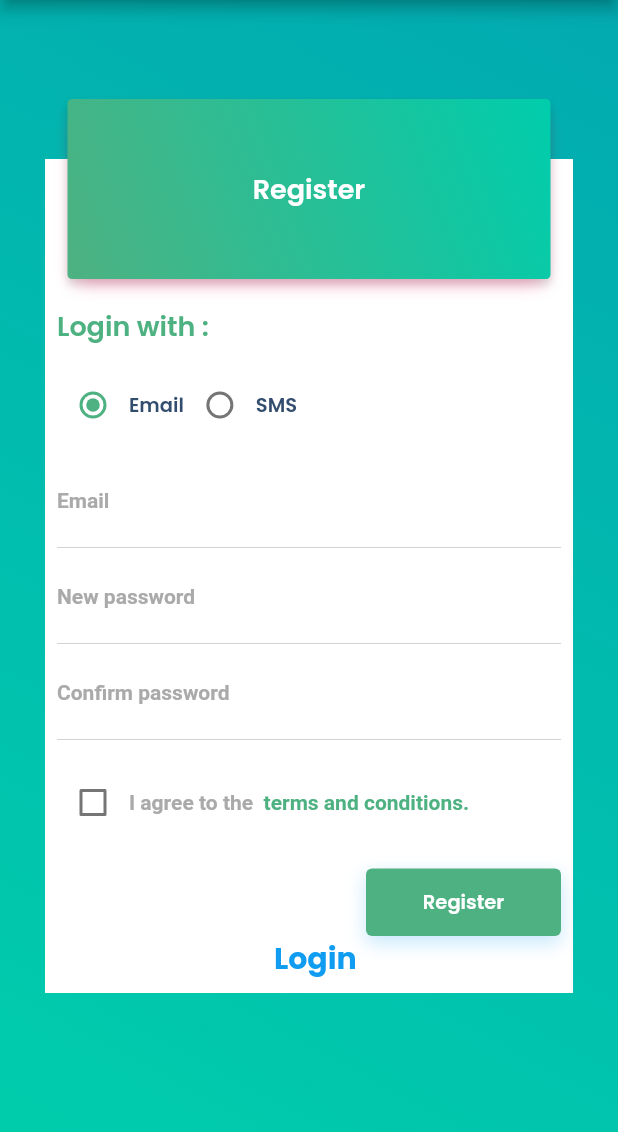
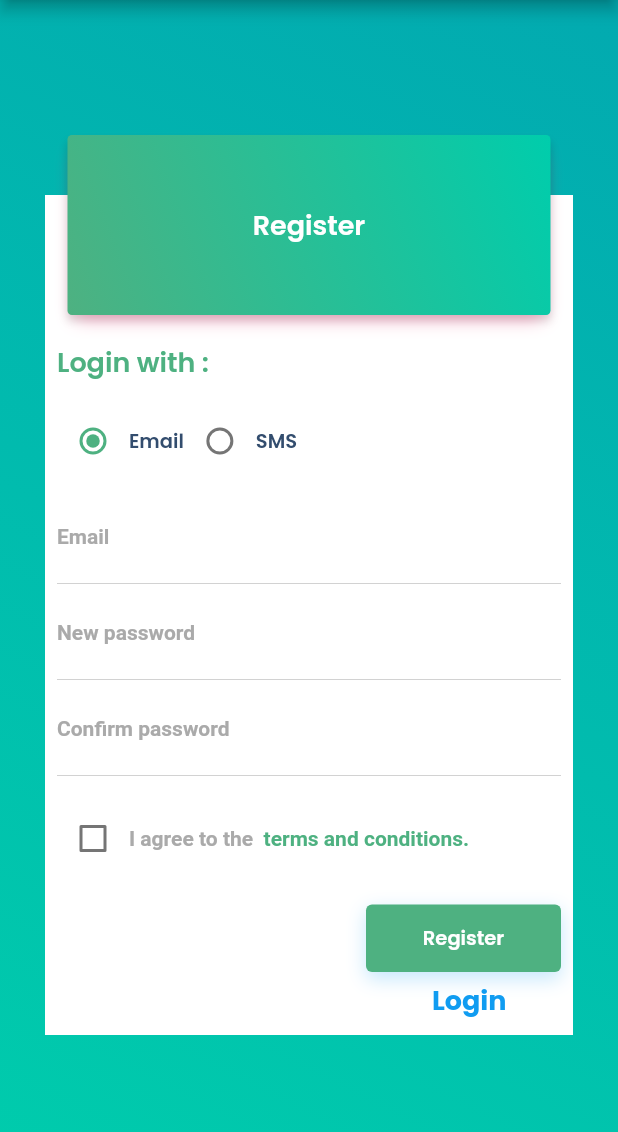
Before and after one commit to silvereds/highway, a Flutter app: the screen it shows after launch, after a tap on "Next", on a phone screen of 412 x 824 dp, the part 84-1216 px from its top. Run offline on Flutter 3.47's test engine with Material 2 defaults, Android fonts, the phone set to English and light mode, and no system bars; our stand-ins replace device_preview, intl_phone_number_input, pie_chart, pin_code_fields, sqflite; accounts and stored records are empty.

Commit message:
Fix || Register, login, create password screens

```diff
--- a/lib/main.dart
+++ b/lib/main.dart
@@ -1,24 +1,27 @@
 import 'package:flutter/material.dart';
 import 'package:mobile/shared/routes.dart';
 import 'package:mobile/views/Company_profile.dart';
-import 'package:mobile/views/Create_password.dart';
+import 'package:mobile/views/Verify_passcode_page.dart';
 import 'package:mobile/views/dashboard.dart';
 import 'package:mobile/views/register_page.dart';
 import 'package:mobile/views/splash_screen_page.dart';
 import 'package:device_preview/device_preview.dart';
+import 'package:mobile/views/Login_page.dart';
 
 
 
 
 void main() {
   runApp(MyApp());
-  runApp(
 
-     DevicePreview(
 
-    builder: (context) => MyApp(), // Wrap your app
-  ),
-);//<-- Comment  this line  if you want to run without Device preview
+//   runApp(
+
+//      DevicePreview(
+
+//     builder: (context) => MyApp(), // Wrap your app
+//   ),
+// );//<-- Comment  this line  if you want to run without Device preview
 }
 
 class MyApp extends StatelessWidget {
@@ -34,14 +37,15 @@ class MyApp extends StatelessWidget {
       ),
 
 
-      initialRoute: AppRoutes.splashScreenPage,
+      initialRoute:      AppRoutes.splashScreenPage,
 
       routes: {
         AppRoutes.splashScreenPage: (context) => SplashScreenPage(),
         AppRoutes.registerPage: (context) => RegisterPage(),
-        AppRoutes.loginPage: (context) => CompanyProfileView(),
+        AppRoutes.loginPage: (context) =>  LoginPage(),
         AppRoutes.dashboard: (context) => DashBoard(),
-        AppRoutes.createPassword: (context) => CreatePassword(),
+        AppRoutes.verifyPasscodePage: (context) => VerifyPasscodePage(),
+
 
 
       },
--- a/lib/shared/routes.dart
+++ b/lib/shared/routes.dart
@@ -6,4 +6,5 @@ class AppRoutes {
 
   static final createPassword = '/createPassword';
   static final verifyPasscodePage = '/verifyPasscode';
+
 }
--- a/lib/views/register_page.dart
+++ b/lib/views/register_page.dart
@@ -58,7 +58,10 @@ class _RegisterPageState extends State<RegisterPage> {
         ),
         centerTitle: true,
       ),
-      body: Container(
+      body: SingleChildScrollView(
+              child: Container(
+              height: 820,
+           width: 800,
           decoration: BoxDecoration(
               gradient: LinearGradient(
                   begin: Alignment.topRight,
@@ -73,10 +76,9 @@ class _RegisterPageState extends State<RegisterPage> {
               // alignment: AlignmentDirectional.center,
               clipBehavior: Clip.none,
               children: [
-              SingleChildScrollView(
-                child: Container(
+                Container(
                   width: MediaQuery.of(context).size.width,
-                  // height: 423,
+                  height: 560,
                   decoration: BoxDecoration(
                     color: Colors.white,
                   ),
@@ -251,11 +253,12 @@ class _RegisterPageState extends State<RegisterPage> {
                         SizedBox(
                           height: 20,
                         ),
-                        Column(
+                        Container(
+                          alignment: Alignment.bottomRight,
+                        child: Column(
                           children: [
                             Container(
-                              alignment: Alignment.bottomRight,
-                              child: Container(
+
                                 decoration: BoxDecoration(
                                   color: Color(
                                     0xff4eb181,
@@ -309,7 +312,7 @@ class _RegisterPageState extends State<RegisterPage> {
                                           .firstTimeLogin(
                                               authCredentials, authType)
                                           .then((result) => {
-                                                if (result == "success")
+                                                if (result == "success" && this.checkOption == true )
                                                   {
                                                     Navigator.pushNamed(
                                                         context,
@@ -337,32 +340,41 @@ class _RegisterPageState extends State<RegisterPage> {
                                         duration: Duration(seconds: 3),
                                       ));
                                     }
+                                    if(checkOption==false){
+                                       _scaffoldKey.currentState
+                                          .showSnackBar(SnackBar(
+                                        content: Text("Check Terms and condtion"),
+                                        backgroundColor: Colors.red[600],
+                                        duration: Duration(seconds: 1),
+                                      ));
+
+                                    }
 
                                   },
                                 ),
                               ),
-                            ),
+                              SizedBox(height: 5,),
                                 RichText(
-                              textAlign: TextAlign.right,
                               text: TextSpan(children: <TextSpan>[
                                 TextSpan(
                                     text: '  Login',
                                     style: TextStyle(
                                         decoration: TextDecoration.none,
                                         color: Color(0xFF109CF1),
-                                        fontSize: 20,
+                                        fontSize: 18,
                                         fontWeight: FontWeight.bold,
                                         fontFamily: 'Poppins'),
                                     recognizer: TapGestureRecognizer()
                                       ..onTap = () {
-                                        print('login');
+                                        print('Login');
                                       })
                               ]),
                             )
                           ],
                         ),
+                        ),
+
                       ],
-                    ),
                     ),
                   ),
                 ),
@@ -432,6 +444,7 @@ class _RegisterPageState extends State<RegisterPage> {
             ),
           ),
         ),
+      ),
     );
   }
 
--- a/lib/views/splash_screen_page.dart
+++ b/lib/views/splash_screen_page.dart
@@ -16,7 +16,8 @@ class _SplashScreenPageState extends State<SplashScreenPage> {
   Widget build(BuildContext context) {
     return Scaffold(
         body: Container(
-            width: MediaQuery.of(context).size.width,
+
+              width: 800,
             decoration: BoxDecoration(
               gradient: LinearGradient(
                 begin: Alignment.topCenter,
@@ -92,7 +93,7 @@ class _SplashScreenPageState extends State<SplashScreenPage> {
                                         ),
                                         width: 115,
                                       ),
-                                      SizedBox(height: 10),
+                                      SizedBox(height: 5),
                                       SizedBox(
                                         child: Text(
                                           "Send free up to 100,000 FCFA to your loved ones free of charge",
@@ -116,7 +117,7 @@ class _SplashScreenPageState extends State<SplashScreenPage> {
                           ],
                         ),
                       ),
-                      SizedBox(height: 10),
+                      SizedBox(height: 25),
                       Container(
                         child: Column(
                           children: [
@@ -148,7 +149,7 @@ class _SplashScreenPageState extends State<SplashScreenPage> {
                                         width: 160,
                                         height: 18,
                                       ),
-                                      SizedBox(height: 10),
+                                      SizedBox(height: 5),
                                       SizedBox(
                                         child: Text(
                                           "Manage your payment card for your expenses and / or your payment reader for your receipts.",
@@ -201,7 +202,7 @@ class _SplashScreenPageState extends State<SplashScreenPage> {
                                         width: 222.15,
                                         height: 17.51,
                                       ),
-                                      // SizedBox(height: 10),
+                                      SizedBox(height: 5),
                                       SizedBox(
                                         child: Text(
                                           "Carry out your transactions, consult your balance and follow your spending history",
```
Also changed, not shown: lib/views/Login_page.dart (+28 -21 lines), lib/views/Verify_passcode_page.dart (+18 -8 lines). Lines whose indentation alone changed are shown as unchanged.
